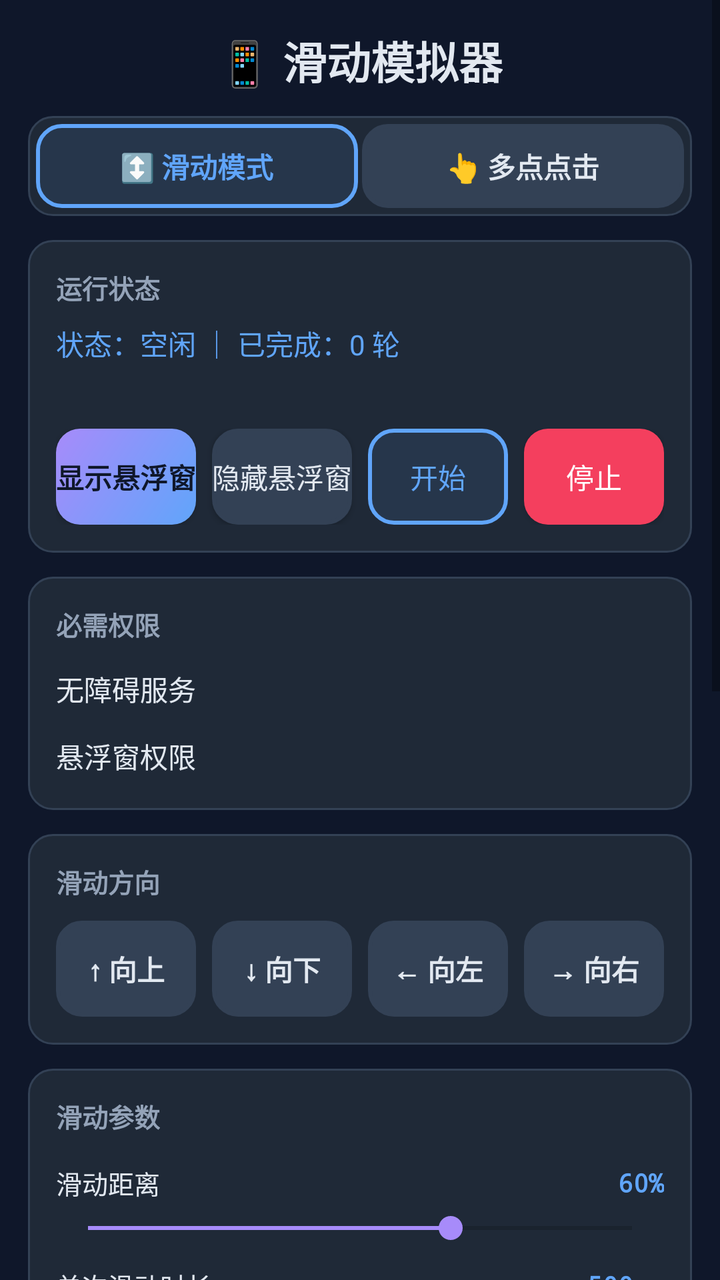
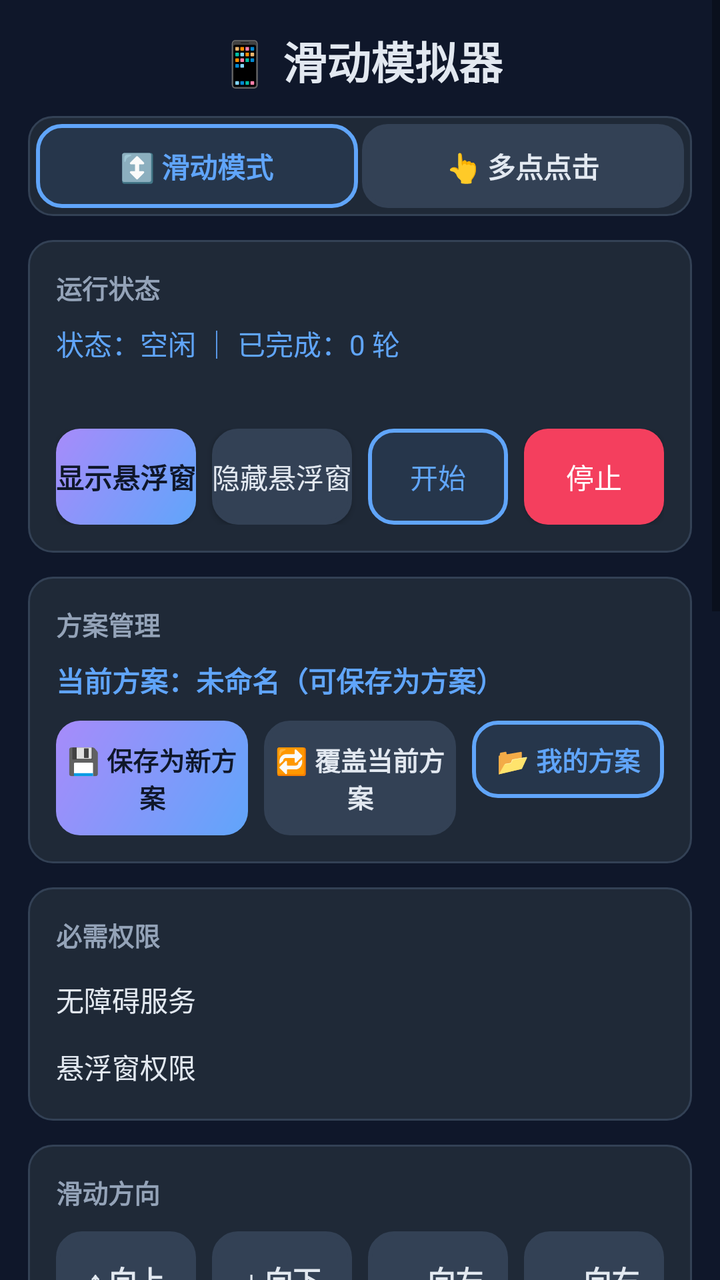

Two renders of the same Android screen: before a commit and after it. Below are the layout's source before the change and the commit's diff.
<!-- AndroidManifest.xml: application theme Theme.SwipeSim -->
<!-- res/layout/activity_main.xml -->
<?xml version="1.0" encoding="utf-8"?>
<ScrollView xmlns:android="http://schemas.android.com/apk/res/android"
    android:layout_width="match_parent"
    android:layout_height="match_parent"
    android:fillViewport="true"
    android:background="@color/bg">

    <LinearLayout
        android:layout_width="match_parent"
        android:layout_height="wrap_content"
        android:orientation="vertical"
        android:padding="14dp">

        <TextView
            android:layout_width="wrap_content"
            android:layout_height="wrap_content"
            android:text="📱 滑动模拟器"
            android:textColor="@color/text1"
            android:textSize="22sp"
            android:textStyle="bold"
            android:layout_gravity="center_horizontal"
            android:layout_marginBottom="12dp"/>

        
        <LinearLayout
            android:layout_width="match_parent"
            android:layout_height="wrap_content"
            android:orientation="horizontal"
            android:layout_marginBottom="12dp"
            android:background="@drawable/bg_card"
            android:padding="4dp">

            <TextView
                android:id="@+id/tab_swipe"
                android:layout_width="0dp"
                android:layout_height="42dp"
                android:layout_weight="1"
                android:gravity="center"
                android:text="↕️ 滑动模式"
                android:textStyle="bold"
                android:textSize="14sp"
                android:textColor="@color/primary"
                android:background="@drawable/bg_dir_selected"
                android:layout_marginEnd="2dp"
                android:clickable="true"
                android:focusable="true"/>

            <TextView
                android:id="@+id/tab_click"
                android:layout_width="0dp"
                android:layout_height="42dp"
                android:layout_weight="1"
                android:gravity="center"
                android:text="👆 多点点击"
                android:textStyle="bold"
                android:textSize="14sp"
                android:textColor="@color/text1"
                android:background="@drawable/bg_dir_normal"
                android:clickable="true"
                android:focusable="true"/>
        </LinearLayout>

        
        <LinearLayout
            android:layout_width="match_parent"
            android:layout_height="wrap_content"
            android:orientation="vertical"
            android:background="@drawable/bg_card"
            android:padding="14dp"
            android:layout_marginBottom="12dp">

            <TextView
                android:layout_width="wrap_content"
                android:layout_height="wrap_content"
                android:text="运行状态"
                android:textColor="@color/text2"
                android:textSize="13sp"
                android:textStyle="bold"
                android:layout_marginBottom="8dp"/>

            <TextView
                android:id="@+id/tv_run_status"
                android:layout_width="wrap_content"
                android:layout_height="wrap_content"
                android:text="状态：空闲 ｜ 已完成：0 轮"
                android:textColor="@color/primary"
                android:textSize="14sp"
                android:layout_marginBottom="4dp"/>
            <TextView
                android:id="@+id/tv_run_sub"
                android:layout_width="wrap_content"
                android:layout_height="wrap_content"
                android:text=""
                android:textColor="@color/text3"
                android:textSize="12sp"
                android:layout_marginBottom="12dp"/>

            <LinearLayout
                android:layout_width="match_parent"
                android:layout_height="wrap_content"
                android:orientation="horizontal">

                <Button
                    android:id="@+id/btn_show_floating"
                    android:layout_width="0dp"
                    android:layout_height="wrap_content"
                    android:layout_weight="1"
                    android:text="显示悬浮窗"
                    android:background="@drawable/bg_btn_primary"
                    android:textColor="@color/bg"
                    android:textStyle="bold"
                    android:layout_marginEnd="8dp"/>

                <Button
                    android:id="@+id/btn_hide_floating"
                    android:layout_width="0dp"
                    android:layout_height="wrap_content"
                    android:layout_weight="1"
                    android:text="隐藏悬浮窗"
                    android:background="@drawable/bg_dir_normal"
                    android:textColor="@color/text1"
                    android:layout_marginEnd="8dp"/>

                <Button
                    android:id="@+id/btn_quick_start"
                    android:layout_width="0dp"
                    android:layout_height="wrap_content"
                    android:layout_weight="1"
                    android:text="开始"
                    android:background="@drawable/bg_dir_selected"
                    android:textColor="@color/primary"
                    android:layout_marginEnd="8dp"/>

                <Button
                    android:id="@+id/btn_stop"
                    android:layout_width="0dp"
                    android:layout_height="wrap_content"
                    android:layout_weight="1"
                    android:text="停止"
                    android:background="@drawable/bg_btn_stop"
                    android:textColor="@android:color/white"/>
            </LinearLayout>
        </LinearLayout>

        
        <LinearLayout
            android:layout_width="match_parent"
            android:layout_height="wrap_content"
            android:orientation="vertical"
            android:background="@drawable/bg_card"
            android:padding="14dp"
            android:layout_marginBottom="12dp">

            <TextView
                android:layout_width="wrap_content"
                android:layout_height="wrap_content"
                android:text="必需权限"
                android:textColor="@color/text2"
                android:textSize="13sp"
                android:textStyle="bold"
                android:layout_marginBottom="10dp"/>

            <LinearLayout
                android:layout_width="match_parent"
                android:layout_height="wrap_content"
                android:orientation="horizontal"
                android:gravity="center_vertical"
                android:layout_marginBottom="8dp">
                <TextView
                    android:layout_width="0dp"
                    android:layout_height="wrap_content"
                    android:layout_weight="1"
                    android:text="无障碍服务"
                    android:textColor="@color/text1"
                    android:textSize="14sp"/>
                <TextView
                    android:id="@+id/tv_acc_status"
                    android:layout_width="wrap_content"
                    android:layout_height="wrap_content"
                    android:textSize="13sp"
                    android:textStyle="bold"
                    android:paddingHorizontal="10dp"
                    android:paddingVertical="4dp"/>
            </LinearLayout>

            <LinearLayout
                android:layout_width="match_parent"
                android:layout_height="wrap_content"
                android:orientation="horizontal"
                android:gravity="center_vertical">
                <TextView
                    android:layout_width="0dp"
                    android:layout_height="wrap_content"
                    android:layout_weight="1"
                    android:text="悬浮窗权限"
                    android:textColor="@color/text1"
                    android:textSize="14sp"/>
                <TextView
                    android:id="@+id/tv_overlay_status"
                    android:layout_width="wrap_content"
                    android:layout_height="wrap_content"
                    android:textSize="13sp"
                    android:textStyle="bold"
                    android:paddingHorizontal="10dp"
                    android:paddingVertical="4dp"/>
            </LinearLayout>
        </LinearLayout>

        
        <LinearLayout
            android:id="@+id/swipe_params"
            android:layout_width="match_parent"
            android:layout_height="wrap_content"
            android:orientation="vertical"
            android:visibility="visible">

            <LinearLayout
                android:layout_width="match_parent"
                android:layout_height="wrap_content"
                android:orientation="vertical"
                android:background="@drawable/bg_card"
                android:padding="14dp"
                android:layout_marginBottom="12dp">

                <TextView
                    android:layout_width="wrap_content"
                    android:layout_height="wrap_content"
                    android:text="滑动方向"
                    android:textColor="@color/text2"
                    android:textSize="13sp"
                    android:textStyle="bold"
                    android:layout_marginBottom="10dp"/>

                <LinearLayout
                    android:id="@+id/dir_group"
                    android:layout_width="match_parent"
                    android:layout_height="wrap_content"
                    android:orientation="horizontal">

                    <TextView android:id="@+id/dir_up"   style="@style/DirBtn" android:layout_marginEnd="8dp" android:text="↑ 向上"/>
                    <TextView android:id="@+id/dir_down" style="@style/DirBtn" android:layout_marginEnd="8dp" android:text="↓ 向下"/>
                    <TextView android:id="@+id/dir_left" style="@style/DirBtn" android:layout_marginEnd="8dp" android:text="← 向左"/>
                    <TextView android:id="@+id/dir_right" style="@style/DirBtn" android:text="→ 向右"/>
                </LinearLayout>
            </LinearLayout>

            <LinearLayout
                android:layout_width="match_parent"
                android:layout_height="wrap_content"
                android:orientation="vertical"
                android:background="@drawable/bg_card"
                android:padding="14dp"
                android:layout_marginBottom="12dp">

                <TextView
                    android:layout_width="wrap_content"
                    android:layout_height="wrap_content"
                    android:text="滑动参数"
                    android:textColor="@color/text2"
                    android:textSize="13sp"
                    android:textStyle="bold"
                    android:layout_marginBottom="14dp"/>

                <LinearLayout style="@style/ParamRow">
                    <TextView style="@style/ParamLabel" android:text="滑动距离"/>
                    <TextView android:id="@+id/tv_dist" style="@style/ParamVal" android:text="60%"/>
                </LinearLayout>
                <SeekBar android:id="@+id/sb_dist" style="@style/ParamSeek" android:max="90" android:progress="60"/>

                <LinearLayout style="@style/ParamRow">
                    <TextView style="@style/ParamLabel" android:text="单次滑动时长"/>
                    <TextView android:id="@+id/tv_dur" style="@style/ParamVal" android:text="500ms"/>
                </LinearLayout>
                <SeekBar android:id="@+id/sb_dur" style="@style/ParamSeek" android:max="2000" android:progress="500"/>

                <LinearLayout style="@style/ParamRow">
                    <TextView style="@style/ParamLabel" android:text="滑动中途停顿"/>
                    <TextView android:id="@+id/tv_mid_pause" style="@style/ParamVal" android:text="0ms"/>
                </LinearLayout>
                <SeekBar android:id="@+id/sb_mid_pause" style="@style/ParamSeek" android:max="5000" android:progress="0"/>

                <LinearLayout style="@style/ParamRow">
                    <TextView style="@style/ParamLabel" android:text="停顿位置"/>
                    <TextView android:id="@+id/tv_mid_pos" style="@style/ParamVal" android:text="50%"/>
                </LinearLayout>
                <SeekBar android:id="@+id/sb_mid_pos" style="@style/ParamSeek" android:max="90" android:progress="50"/>

                <LinearLayout style="@style/ParamRow">
                    <TextView style="@style/ParamLabel" android:text="起点偏移"/>
                    <TextView android:id="@+id/tv_offset" style="@style/ParamVal" android:text="50%"/>
                </LinearLayout>
                <SeekBar android:id="@+id/sb_offset" style="@style/ParamSeek" android:max="90" android:progress="50"/>
            </LinearLayout>
        </LinearLayout>

        
        <LinearLayout
            android:id="@+id/click_params"
            android:layout_width="match_parent"
            android:layout_height="wrap_content"
            android:orientation="vertical"
            android:visibility="gone">

            <LinearLayout
                android:layout_width="match_parent"
                android:layout_height="wrap_content"
                android:orientation="vertical"
                android:background="@drawable/bg_card"
                android:padding="14dp"
                android:layout_marginBottom="12dp">

                <LinearLayout
                    android:layout_width="match_parent"
                    android:layout_height="wrap_content"
                    android:orientation="horizontal"
                    android:gravity="center_vertical"
                    android:layout_marginBottom="10dp">

                    <TextView
                        android:layout_width="0dp"
                        android:layout_height="wrap_content"
                        android:layout_weight="1"
                        android:text="点击点"
                        android:textColor="@color/text2"
                        android:textSize="13sp"
                        android:textStyle="bold"/>

                    <TextView
                        android:id="@+id/btn_add_point"
                        android:layout_width="wrap_content"
                        android:layout_height="wrap_content"
                        android:text="➕ 添加点 (最多8个)"
                        android:textColor="@color/primary"
                        android:textStyle="bold"
                        android:textSize="13sp"
                        android:paddingHorizontal="10dp"
                        android:paddingVertical="6dp"
                        android:background="@drawable/bg_dir_normal"/>
                </LinearLayout>

                <TextView
                    android:layout_width="match_parent"
                    android:layout_height="wrap_content"
                    android:text="顺序执行：A→延时→B→延时→C→延时→…→循环"
                    android:textColor="@color/text3"
                    android:textSize="12sp"
                    android:layout_marginBottom="10dp"/>

                <LinearLayout
                    android:id="@+id/point_container"
                    android:layout_width="match_parent"
                    android:layout_height="wrap_content"
                    android:orientation="vertical"/>
            </LinearLayout>
        </LinearLayout>

        
        <LinearLayout
            android:layout_width="match_parent"
            android:layout_height="wrap_content"
            android:orientation="vertical"
            android:background="@drawable/bg_card"
            android:padding="14dp"
            android:layout_marginBottom="12dp">

            <LinearLayout style="@style/ParamRow">
                <TextView style="@style/ParamLabel" android:text="每轮间隔（滑动走完/点击轮走完）"/>
                <TextView android:id="@+id/tv_interval" style="@style/ParamVal" android:text="30s"/>
            </LinearLayout>
            <SeekBar
                android:id="@+id/sb_interval"
                style="@style/ParamSeek"
                android:max="600"
                android:progress="30"/>
            <TextView
                android:id="@+id/tv_interval_tip"
                android:layout_width="match_parent"
                android:layout_height="wrap_content"
                android:text="💡 滑动模式：滑动一次→等待→再滑动\n💡 点击模式：A/B/C全部走完一轮→等待→再来一轮"
                android:textColor="@color/text3"
                android:textSize="12sp"/>
        </LinearLayout>

        
        <LinearLayout
            android:layout_width="match_parent"
            android:layout_height="wrap_content"
            android:orientation="vertical"
            android:background="@drawable/bg_card"
            android:padding="14dp">

            <TextView
                android:layout_width="wrap_content"
                android:layout_height="wrap_content"
                android:text="使用说明"
                android:textColor="@color/text2"
                android:textSize="13sp"
                android:textStyle="bold"
                android:layout_marginBottom="8dp"/>
            <TextView
                android:layout_width="match_parent"
                android:layout_height="wrap_content"
                android:text="1. 开「无障碍服务」+「悬浮窗权限」\n2. 顶部切换模式：滑动 或 多点点击\n3. 点击模式：点「➕ 添加点」，每个点可以直接拉条调 X/Y/延时，或点「采点」在全屏拖十字准星可视化选位置\n4. 「显示悬浮窗」后退到桌面 → 打开目标 APP → 悬浮球展开面板开始\n5. 所有延时/间隔上限 600 秒"
                android:textColor="@color/text2"
                android:textSize="12sp"
                android:lineSpacingExtra="4dp"/>
        </LinearLayout>
    </LinearLayout>
</ScrollView>
<!-- resources referenced by this layout -->
<resources>
  <color name="bg">#0F172A</color>
  <color name="primary">#60A5FA</color>
  <color name="text1">#E2E8F0</color>
  <color name="text2">#94A3B8</color>
  <color name="text3">#64748B</color>
  <!-- drawable bg_btn_primary (drawable) -->
  <?xml version="1.0" encoding="utf-8"?>
  <shape xmlns:android="http://schemas.android.com/apk/res/android"
      android:shape="rectangle">
      <gradient
          android:startColor="#60A5FA"
          android:endColor="#A78BFA"
          android:angle="135"/>
      <corners android:radius="12dp"/>
  </shape>
  <!-- drawable bg_btn_stop (drawable) -->
  <?xml version="1.0" encoding="utf-8"?>
  <shape xmlns:android="http://schemas.android.com/apk/res/android"
      android:shape="rectangle">
      <solid android:color="#F43F5E"/>
      <corners android:radius="12dp"/>
  </shape>
  <!-- drawable bg_card (drawable) -->
  <?xml version="1.0" encoding="utf-8"?>
  <shape xmlns:android="http://schemas.android.com/apk/res/android"
      android:shape="rectangle">
      <solid android:color="#1F2937"/>
      <corners android:radius="12dp"/>
      <stroke android:width="1dp" android:color="@color/divider"/>
  </shape>
  <!-- drawable bg_dir_normal (drawable) -->
  <?xml version="1.0" encoding="utf-8"?>
  <shape xmlns:android="http://schemas.android.com/apk/res/android"
      android:shape="rectangle">
      <solid android:color="#334155"/>
      <corners android:radius="12dp"/>
      <stroke android:width="2dp" android:color="@color/divider"/>
  </shape>
  <!-- drawable bg_dir_selected (drawable) -->
  <?xml version="1.0" encoding="utf-8"?>
  <shape xmlns:android="http://schemas.android.com/apk/res/android"
      android:shape="rectangle">
      <solid android:color="#1A60A5FA"/>
      <corners android:radius="12dp"/>
      <stroke android:width="2dp" android:color="@color/primary"/>
  </shape>
  <style name="ParamLabel">
          <item name="android:layout_width">0dp</item>
          <item name="android:layout_height">wrap_content</item>
          <item name="android:layout_weight">1</item>
          <item name="android:textColor">@color/text1</item>
          <item name="android:textSize">13sp</item>
      </style>
  <style name="ParamRow">
          <item name="android:layout_width">match_parent</item>
          <item name="android:layout_height">wrap_content</item>
          <item name="android:orientation">horizontal</item>
          <item name="android:gravity">center_vertical</item>
          <item name="android:layout_marginBottom">4dp</item>
      </style>
  <style name="ParamSeek" parent="Widget.AppCompat.SeekBar">
          <item name="android:layout_width">match_parent</item>
          <item name="android:layout_height">wrap_content</item>
          <item name="android:layout_marginBottom">10dp</item>
          <item name="android:maxHeight">4dp</item>
          <item name="android:minHeight">4dp</item>
      </style>
  <style name="ParamVal">
          <item name="android:layout_width">wrap_content</item>
          <item name="android:layout_height">wrap_content</item>
          <item name="android:textColor">@color/primary</item>
          <item name="android:textStyle">bold</item>
          <item name="android:textSize">13sp</item>
          <item name="android:fontFamily">monospace</item>
      </style>
  <color name="divider">#334155</color>
  <!-- drawable selector_direction (drawable) -->
  <?xml version="1.0" encoding="utf-8"?>
  <selector xmlns:android="http://schemas.android.com/apk/res/android">
      <item android:state_selected="true" android:drawable="@drawable/bg_dir_selected"/>
      <item android:drawable="@drawable/bg_dir_normal"/>
  </selector>
  <color name="primary_alt">#A78BFA</color>
</resources>

<!-- the commit's change to res/layout/activity_main.xml (unified diff, before → after) -->
@@ -139,6 +139,88 @@
                     android:text="停止"
                     android:background="@drawable/bg_btn_stop"
                     android:textColor="@android:color/white"/>
+            </LinearLayout>
+        </LinearLayout>
+
+        
+        <LinearLayout
+            android:layout_width="match_parent"
+            android:layout_height="wrap_content"
+            android:orientation="vertical"
+            android:background="@drawable/bg_card"
+            android:padding="14dp"
+            android:layout_marginBottom="12dp">
+
+            <TextView
+                android:layout_width="wrap_content"
+                android:layout_height="wrap_content"
+                android:text="方案管理"
+                android:textColor="@color/text2"
+                android:textSize="13sp"
+                android:textStyle="bold"
+                android:layout_marginBottom="8dp"/>
+
+            <TextView
+                android:id="@+id/tv_profile_name"
+                android:layout_width="wrap_content"
+                android:layout_height="wrap_content"
+                android:text="当前方案：未命名（可保存为方案）"
+                android:textColor="@color/primary"
+                android:textSize="14sp"
+                android:textStyle="bold"
+                android:layout_marginBottom="10dp"/>
+
+            <LinearLayout
+                android:layout_width="match_parent"
+                android:layout_height="wrap_content"
+                android:orientation="horizontal">
+
+                <TextView
+                    android:id="@+id/btn_save_new_profile"
+                    android:layout_width="0dp"
+                    android:layout_height="wrap_content"
+                    android:layout_weight="1"
+                    android:gravity="center"
+                    android:text="💾 保存为新方案"
+                    android:textColor="@color/bg"
+                    android:textStyle="bold"
+                    android:textSize="13sp"
+                    android:paddingVertical="10dp"
+                    android:background="@drawable/bg_btn_primary"
+                    android:layout_marginEnd="8dp"
+                    android:clickable="true"
+                    android:focusable="true"/>
+
+                <TextView
+                    android:id="@+id/btn_save_over_profile"
+                    android:layout_width="0dp"
+                    android:layout_height="wrap_content"
+                    android:layout_weight="1"
+                    android:gravity="center"
+                    android:text="🔁 覆盖当前方案"
+                    android:textColor="@color/text1"
+                    android:textStyle="bold"
+                    android:textSize="13sp"
+                    android:paddingVertical="10dp"
+                    android:background="@drawable/bg_dir_normal"
+                    android:layout_marginEnd="8dp"
+                    android:clickable="true"
+                    android:focusable="true"/>
+
+                <TextView
+                    android:id="@+id/btn_list_profile"
+                    android:layout_width="0dp"
+                    android:layout_height="wrap_content"
+                    android:layout_weight="1"
+                    android:gravity="center"
+                    android:text="📂 我的方案"
+                    android:textColor="@color/primary"
+                    android:textStyle="bold"
+                    android:textSize="13sp"
+                    android:paddingVertical="10dp"
+                    android:background="@drawable/bg_dir_selected"
+                    android:clickable="true"
+                    android:focusable="true"/>
             </LinearLayout>
         </LinearLayout>
 
